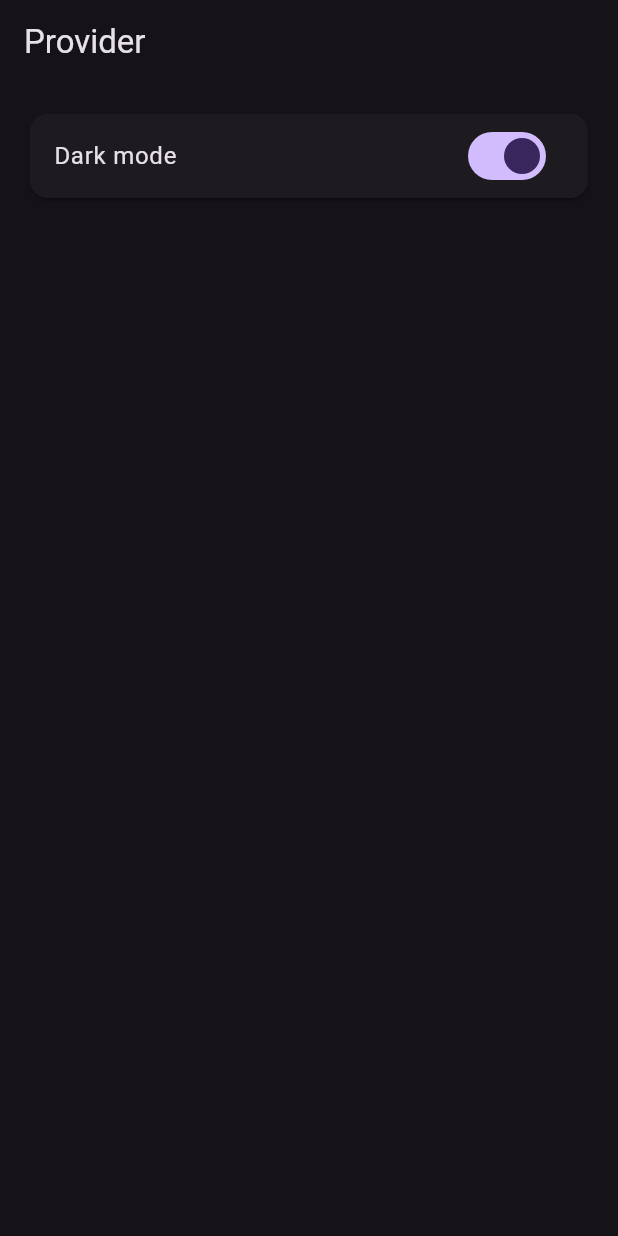
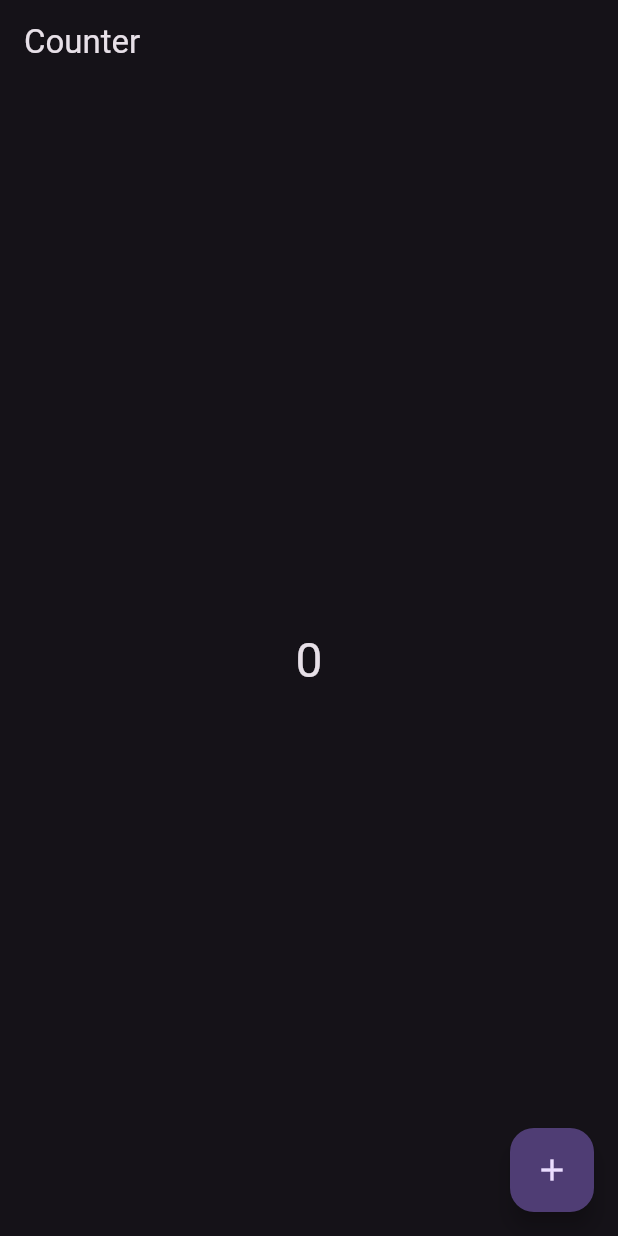
Before and after one commit to hinasahammed/flutter_practice, a Flutter app: the screen it shows after launch, on a phone screen of 412 x 824 dp. Run offline on Flutter 3.47's test engine with Material 3 defaults, Android fonts, the phone set to English and light mode, and no system bars; our stand-ins replace flutter_advanced_drawer, flutter_slider_drawer, gap, hidden_drawer_menu, image_picker, lottie and 1 more; missing offline and left inert: text_marquee.

Commit message:
completed counter with provider

```diff
--- a/lib/main.dart
+++ b/lib/main.dart
@@ -1,4 +1,5 @@
 import 'package:flutter/material.dart';
+import 'package:flutter_practice/practice/provider/counter_with_provider.dart';
 import 'package:flutter_practice/practice/provider/dark_theme_light_theme.dart';
 import 'package:provider/provider.dart';
 
@@ -12,20 +13,30 @@ class MyApp extends StatelessWidget {
   // This widget is the root of your application.
   @override
   Widget build(BuildContext context) {
-    return ChangeNotifierProvider(
+    return MultiProvider(
+      providers: [
+        ChangeNotifierProvider(
           create: (context) => ThemeProvider(),
-      child: Consumer<ThemeProvider>(builder: (context, value, child) => MaterialApp(
+        ),
+        ChangeNotifierProvider(
+          create: (context) => CounterProvider(),
+        ),
+      ],
+      child: Consumer<ThemeProvider>(
+        builder: (context, value, child) => MaterialApp(
           title: 'Flutter Practice',
           debugShowCheckedModeBanner: false,
           theme: ThemeData(
             colorScheme: ColorScheme.fromSeed(
               seedColor: Colors.deepPurple,
-            brightness: value.isDarkTheme? Brightness.dark:Brightness.light,
+              brightness:
+                  value.isDarkTheme ? Brightness.dark : Brightness.light,
             ),
             useMaterial3: true,
           ),
-        home: const DarkThemeLightTheme(),
-      ),),
+          home: const CounterWithProvider(),
+        ),
+      ),
     );
   }
 }
--- /dev/null
+++ b/lib/practice/provider/counter_with_provider.dart
@@ -0,0 +1,46 @@
+import 'package:flutter/material.dart';
+import 'package:provider/provider.dart';
+
+class CounterWithProvider extends StatelessWidget {
+  const CounterWithProvider({super.key});
+
+  @override
+  Widget build(BuildContext context) {
+    final theme = Theme.of(context);
+    final provider = Provider.of<CounterProvider>(context,listen: false);
+    return Scaffold(
+      appBar: AppBar(
+        title: const Text("Counter"),
+      ),
+      body: Padding(
+        padding: const EdgeInsets.all(16),
+        child: Center(
+            child: Consumer<CounterProvider>(
+          builder: (context, value, child) => Text(
+            value.counterValue.toString(),
+            style: theme.textTheme.headlineLarge!.copyWith(
+              color: theme.colorScheme.onSurface,
+            ),
+          ),
+        )),
+      ),
+      floatingActionButton: FloatingActionButton(
+        onPressed: () {
+          provider.increment();
+        },
+        child: const Icon(Icons.add),
+      ),
+    );
+  }
+}
+
+class CounterProvider extends ChangeNotifier {
+  int _counterValue = 0;
+
+  int get counterValue => _counterValue;
+
+  void increment() {
+    _counterValue++;
+    notifyListeners();
+  }
+}
```
Lines whose indentation alone changed are shown as unchanged.
